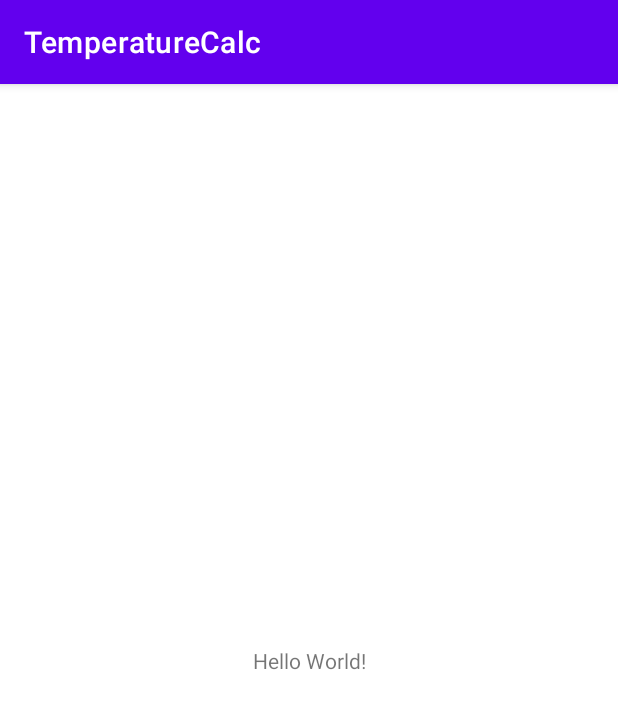
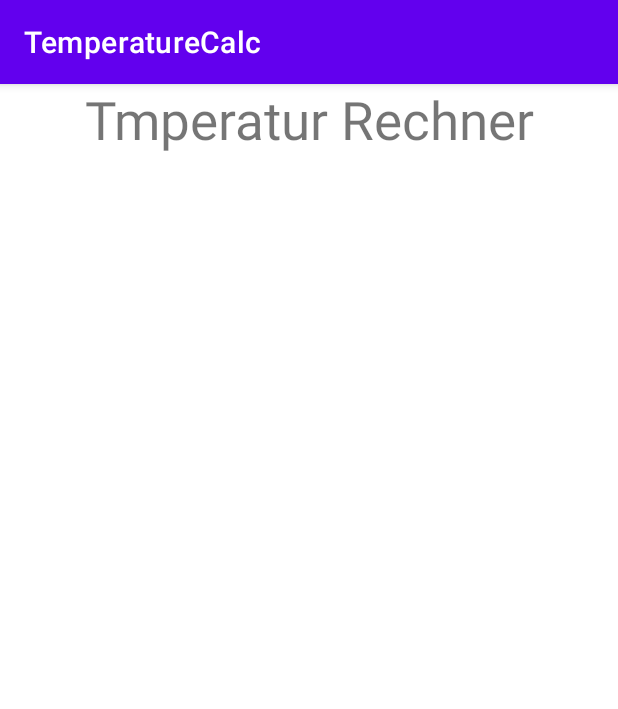
Before and after one commit to lecpab19/TemperaturCalc, an Android app: the screen it shows after launch (MainActivity), on a phone screen of 412 x 824 dp. Shown: the top 709 px of the screen. Run offline under Robolectric (Android 15) with nearby library versions, the phone set to English and light mode, and no system bars.

Commit message:
First commit no changes

```diff
--- a/app/src/main/res/layout/activity_main.xml
+++ b/app/src/main/res/layout/activity_main.xml
@@ -1,5 +1,5 @@
 <?xml version="1.0" encoding="utf-8"?>
-<androidx.constraintlayout.widget.ConstraintLayout xmlns:android="http://schemas.android.com/apk/res/android"
+<LinearLayout xmlns:android="http://schemas.android.com/apk/res/android"
     xmlns:app="http://schemas.android.com/apk/res-auto"
     xmlns:tools="http://schemas.android.com/tools"
     android:layout_width="match_parent"
@@ -7,12 +7,16 @@
     tools:context=".MainActivity">
 
     <TextView
-        android:layout_width="wrap_content"
+        android:layout_width="match_parent"
         android:layout_height="wrap_content"
-        android:text="Hello World!"
-        app:layout_constraintBottom_toBottomOf="parent"
-        app:layout_constraintLeft_toLeftOf="parent"
-        app:layout_constraintRight_toRightOf="parent"
-        app:layout_constraintTop_toTopOf="parent" />
+        android:text="Tmperatur Rechner"
+        android:textAlignment="center"
+        android:textSize="35sp"/>
 
-</androidx.constraintlayout.widget.ConstraintLayout>
+    <EditText
+        android:layout_width="match_parent"
+        android:layout_height="wrap_content">
+
+    </EditText>
+
+</LinearLayout>
```
